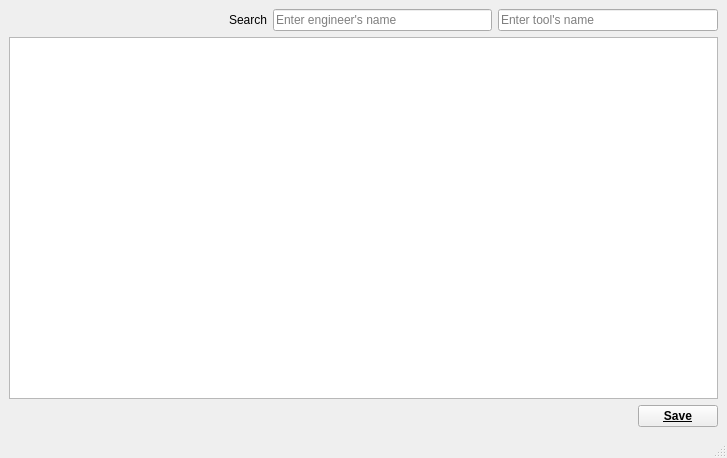
First picture: the form in mainwindow.ui, repository EricoDeMecha/Boito-Tools, before the edit.
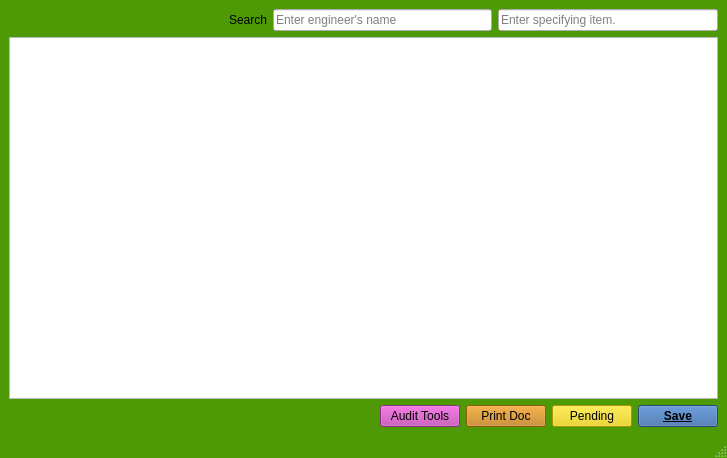
Second picture: the form after the edit.

Commit message: pending and audit features added

```diff
--- a/mainwindow.ui
+++ b/mainwindow.ui
@@ -13,7 +13,17 @@
   <property name="windowTitle">
    <string>Boito Tools Inventory</string>
   </property>
+  <property name="styleSheet">
+   <string notr="true">QMainWindow{
+	background-color: rgb(78, 154, 6);
+}</string>
+  </property>
   <widget class="QWidget" name="centralwidget">
+   <property name="styleSheet">
+    <string notr="true">centralwidget{
+	background-color: rgb(115, 210, 22);
+}</string>
+   </property>
    <layout class="QVBoxLayout" name="verticalLayout_2">
     <item>
      <layout class="QVBoxLayout" name="verticalLayout">
@@ -55,7 +65,7 @@
         <item>
          <widget class="QLineEdit" name="search_lineEdit">
           <property name="placeholderText">
-           <string>Enter tool's name</string>
+           <string>Enter specifying item.</string>
           </property>
          </widget>
         </item>
@@ -91,6 +101,49 @@
         </property>
        </spacer>
       </item>
+      <item>
+       <widget class="QPushButton" name="audit_pushButton">
+        <property name="styleSheet">
+         <string notr="true">QPushButton{
+	background-color:rgb(191, 64, 172);
+}</string>
+        </property>
+        <property name="text">
+         <string>Audit Tools</string>
+        </property>
+       </widget>
+      </item>
+      <item>
+       <widget class="QPushButton" name="print_pushButton">
+        <property name="styleSheet">
+         <string notr="true">QPushButton{
+	background-color:rgb(193, 125, 17)
+}</string>
+        </property>
+        <property name="text">
+         <string>Print Doc</string>
+        </property>
+       </widget>
+      </item>
+      <item>
+       <widget class="QPushButton" name="pending_pushButton">
+        <property name="font">
+         <font>
+          <weight>50</weight>
+          <bold>false</bold>
+          <underline>false</underline>
+         </font>
+        </property>
+        <property name="styleSheet">
+         <string notr="true">QPushButton{
+	background-color:rgb(237, 212, 0);
+}</string>
+        </property>
+        <property name="text">
+         <string>Pending</string>
+        </property>
+       </widget>
+      </item>
       <item>
        <widget class="QPushButton" name="save_pushButton">
         <property name="font">
@@ -100,6 +153,11 @@
           <underline>true</underline>
          </font>
         </property>
+        <property name="styleSheet">
+         <string notr="true">QPushButton{
+	background-color: rgb(52, 101, 164);
+}</string>
+        </property>
         <property name="text">
          <string>Save</string>
         </property>
```
The commit also changes 23 other files.
